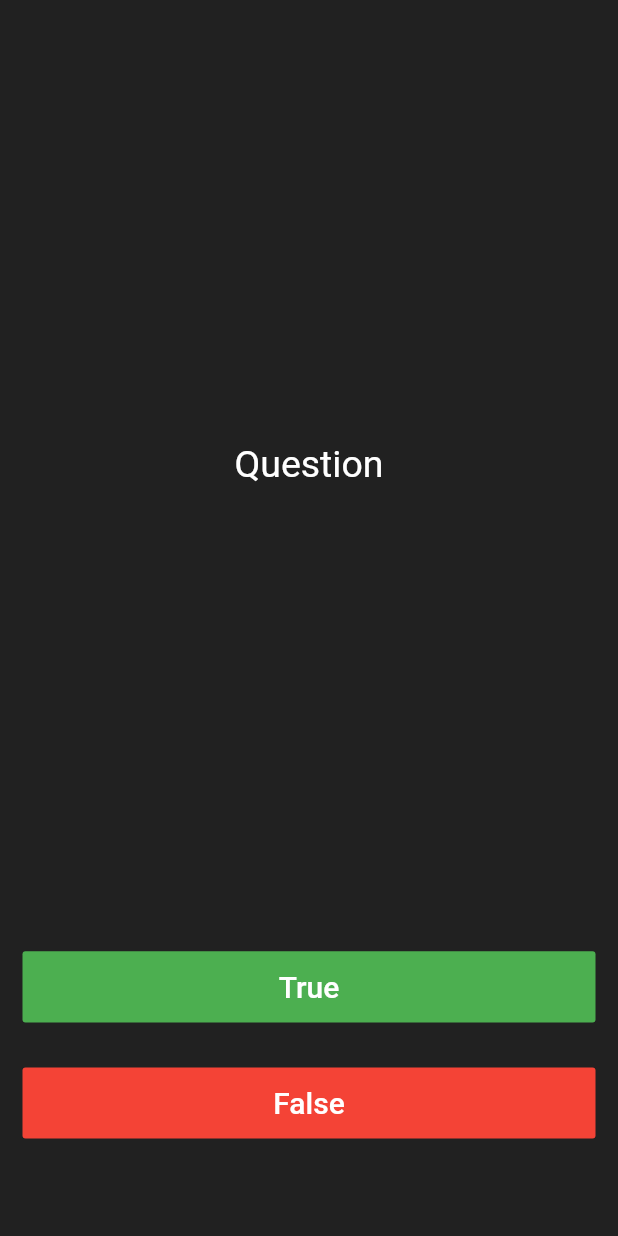
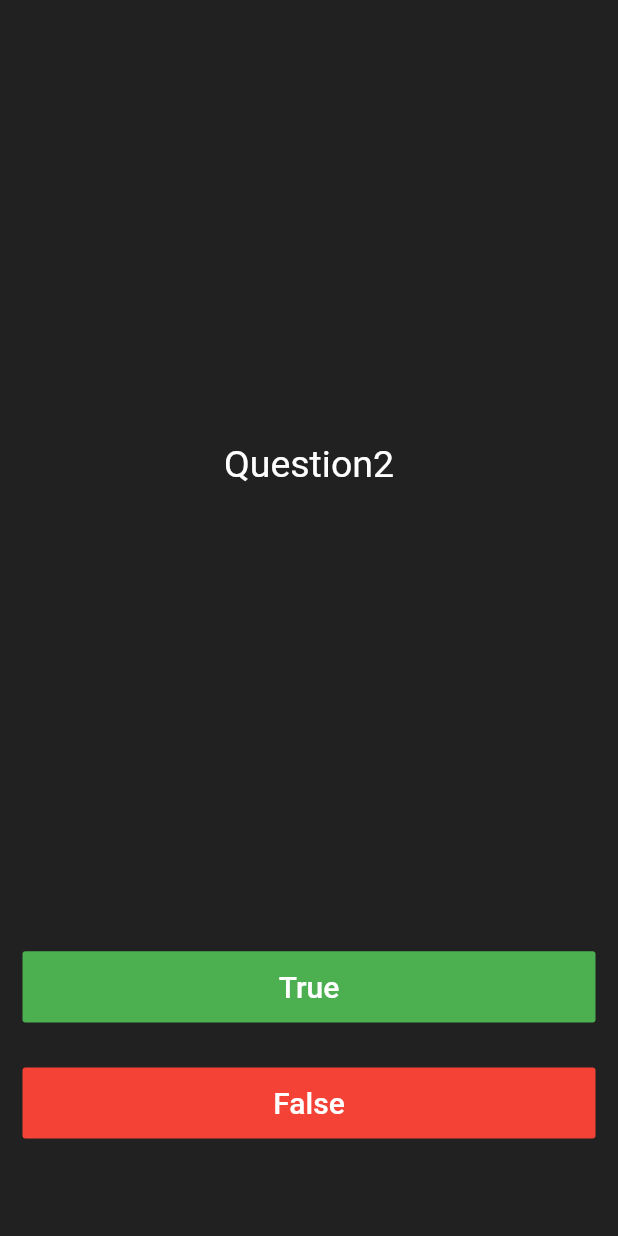
Before and after one commit to ZephirSD/quizzler, a Flutter app: the screen it shows after launch, on a phone screen of 412 x 824 dp. Run offline on Flutter 3.47's test engine with Material 2 defaults, Android fonts, the phone set to English and light mode, and no system bars.

Commit message:
4 - Les questions

```diff
--- a/lib/main.dart
+++ b/lib/main.dart
@@ -20,6 +20,13 @@ class Quizzler extends StatefulWidget {
 
 class _QuizzlerState extends State<Quizzler> {
   List<Icon> listIcons = [];
+  List<String> questionList = [
+    "Question1",
+    "Question2",
+    "Question3",
+    "Question4",
+    "Question5",
+  ];
   trueBoutton() {
     setState(() {
       listIcons.add(Icon(Icons.check, color: Colors.green));
@@ -45,7 +52,7 @@ class _QuizzlerState extends State<Quizzler> {
               padding: EdgeInsets.all(10),
               child: Center(
                 child: Text(
-                  'Question',
+                  questionList[1],
                   style: TextStyle(
                     color: Colors.white,
                     fontSize: 25,
```
